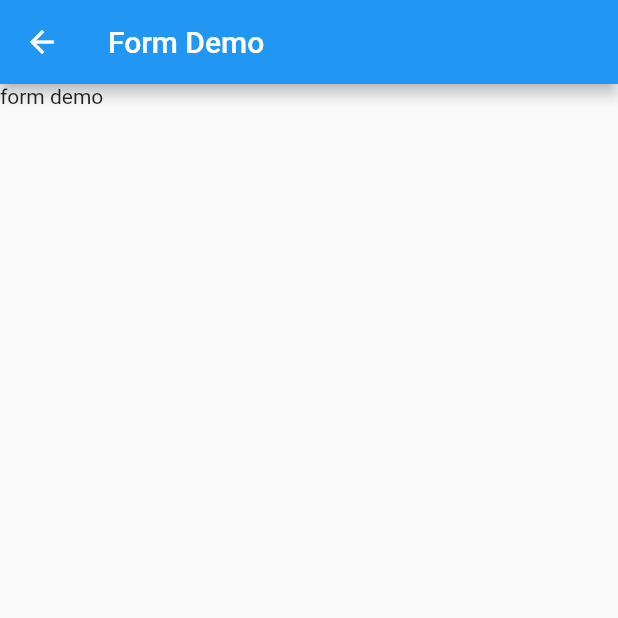
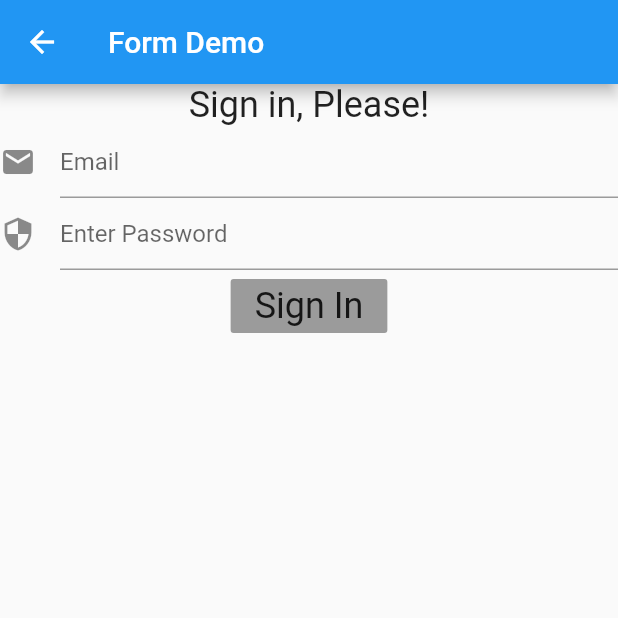
Before and after one commit to rohithaider/CMSC4303-Lesson2, a Flutter app: the FormDemoScreen screen opened by its route, on a phone screen of 412 x 824 dp, the top half of it. Run offline on Flutter 3.47's test engine with Material 2 defaults, Android fonts, the phone set to English and light mode, and no system bars.

Commit message:
form widget

```diff
--- a/lib/screen/formdemo_screen.dart
+++ b/lib/screen/formdemo_screen.dart
@@ -10,6 +10,7 @@ class FormDemoScreen extends StatefulWidget {
 
 class _FormDemoState extends State<FormDemoScreen> {
   _Controller con;
+  GlobalKey<FormState> formKey = GlobalKey<FormState>();
   @override
   void initState() {
     super.initState();
@@ -26,7 +27,40 @@ class _FormDemoState extends State<FormDemoScreen> {
       appBar: AppBar(
         title: Text('Form Demo'),
       ),
-      body: Text('form demo'),
+      body: Form(
+        key: formKey,
+        child: SingleChildScrollView(
+          child: Column(children: [
+            Text(
+              'Sign in, Please!',
+              style: Theme.of(context).textTheme.headline5,
+            ),
+            TextFormField(
+              decoration: InputDecoration(
+                icon: Icon(Icons.email),
+                hintText: 'Email',
+              ),
+              keyboardType: TextInputType.emailAddress,
+              autocorrect: false,
+            ),
+            TextFormField(
+              decoration: InputDecoration(
+                icon: Icon(Icons.security),
+                hintText: 'Enter Password',
+              ),
+              obscureText: true,
+              autocorrect: false,
+            ),
+            RaisedButton(
+              onPressed: null,
+              child: Text(
+                'Sign In',
+                style: Theme.of(context).textTheme.headline5,
+              ),
+            ),
+          ]),
+        ),
+      ),
     );
   }
 }
```
